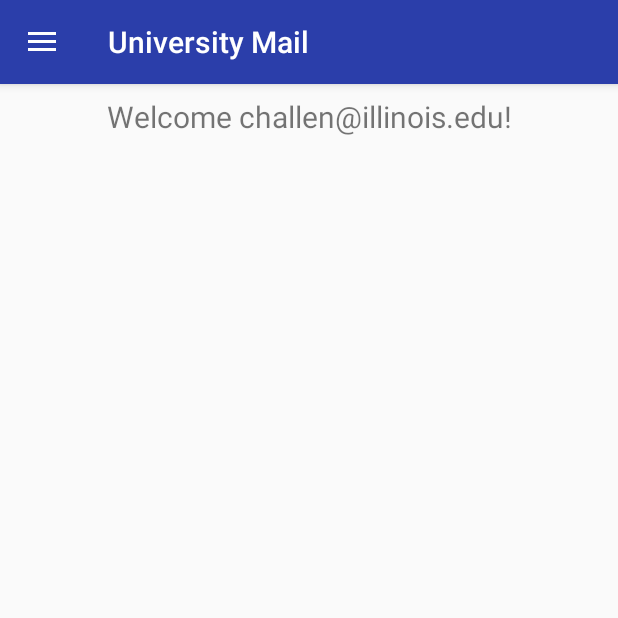
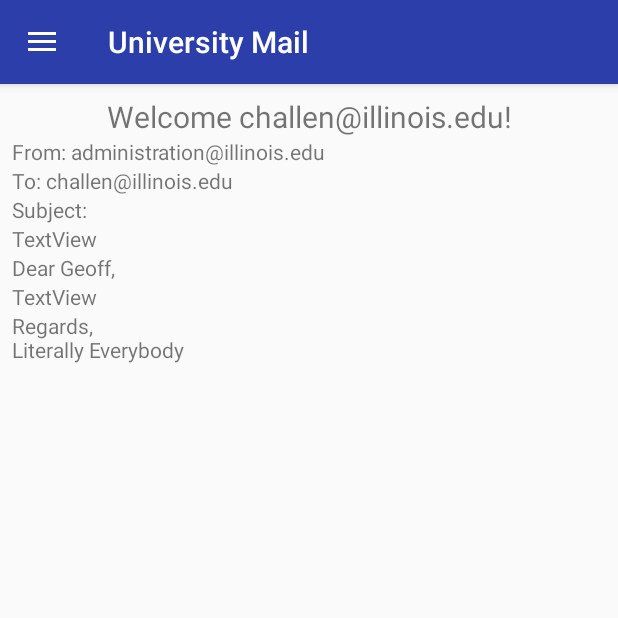
Before and after one commit to Kanavb2/Geoffs_Geob, an Android app: the screen it shows after launch (MainActivity), in the side drawer, after a tap on "University Mail", on a phone screen of 412 x 824 dp, the top half of it. Run offline under Robolectric (Android 15) with nearby library versions, the light colour scheme and no system bars; our stand-ins replace navigation-ui; Roboto replaces fonts that are not available here.

Commit message:
University Mail String Resources (smol edit v3)

```diff
--- a/app/src/main/res/layout/fragment_mail.xml
+++ b/app/src/main/res/layout/fragment_mail.xml
@@ -1,8 +1,11 @@
 <?xml version="1.0" encoding="utf-8"?>
 <LinearLayout xmlns:android="http://schemas.android.com/apk/res/android"
     xmlns:app="http://schemas.android.com/apk/res-auto"
-    android:orientation="vertical" android:layout_width="match_parent"
-    android:layout_height="match_parent">
+    android:layout_width="match_parent"
+    android:layout_height="match_parent"
+    android:layout_marginStart="8dp"
+    android:layout_marginEnd="8dp"
+    android:orientation="vertical">
 
     <TextView
         android:id="@+id/text_mail"
@@ -11,9 +14,52 @@
         android:layout_marginStart="8dp"
         android:layout_marginTop="8dp"
         android:layout_marginEnd="8dp"
+        android:text="@string/mailWelcome"
         android:textAlignment="center"
         android:textSize="20sp"
         app:layout_constraintEnd_toEndOf="parent"
         app:layout_constraintStart_toStartOf="parent"
         app:layout_constraintTop_toTopOf="parent" />
+
+    <TextView
+        android:id="@+id/from"
+        android:layout_width="match_parent"
+        android:layout_height="wrap_content"
+        android:text="@string/mailAdmin" />
+
+    <TextView
+        android:id="@+id/to"
+        android:layout_width="match_parent"
+        android:layout_height="wrap_content"
+        android:text="@string/mailTo" />
+
+    <TextView
+        android:id="@+id/subject"
+        android:layout_width="match_parent"
+        android:layout_height="wrap_content"
+        android:text="@string/mailSubject" />
+
+    <TextView
+        android:id="@+id/subjectLine"
+        android:layout_width="match_parent"
+        android:layout_height="wrap_content"
+        android:text="TextView" />
+
+    <TextView
+        android:id="@+id/salutation"
+        android:layout_width="match_parent"
+        android:layout_height="wrap_content"
+        android:text="Dear Geoff, " />
+
+    <TextView
+        android:id="@+id/body"
+        android:layout_width="match_parent"
+        android:layout_height="wrap_content"
+        android:text="TextView" />
+
+    <TextView
+        android:id="@+id/closing"
+        android:layout_width="match_parent"
+        android:layout_height="wrap_content"
+        android:text="@string/mailCLosingEverybody" />
 </LinearLayout>
--- a/app/src/main/res/values/strings.xml
+++ b/app/src/main/res/values/strings.xml
@@ -234,9 +234,16 @@
         <item>Nothing</item>
     </string-array>
 
-    <string name="mailAdmin">Administration</string>
-    <string name="mailTACA">CS 125 TAs/CAs/CDs</string>
-    <string name="mailBoth">Literally Everybody</string>
+    <string name="mailWelcome">Welcome to your Mail, Geoff!</string>
+    <string name="mailAdmin">From: administration@illinois.edu</string>
+    <string name="mailTACA">From: nordick@illinois.edu</string>
+    <string name="mailBoth">From: LiterallyEverybody@illinois.edu</string>
+    <string name="mailTo">To: challen@illinois.edu</string>
+    <string name="mailSubject">Subject: </string>
+    <string name="mailSalutation">Dear Geoff, </string>
+    <string name="mailClosingAdmin">Regards, \nUniversity Administration</string>
+    <string name="mailClosingTACA">Regards, \nYour TAs, CAs, and CDs</string>
+    <string name="mailCLosingEverybody">Regards, \nLiterally Everybody</string>
 
     <string-array name="encounterMailFirst">
         <item>nothing</item>
```
